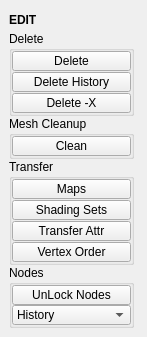
This is tentacle/ui/edit.ui in m3trik/tentacle as Qt 5 draws it before an edit. The edited form follows.
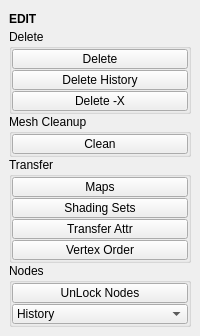
This is the edited form. Custom widgets are drawn as their Qt base class.

The edit to the form file:
```diff
--- a/tentacle/ui/edit.ui
+++ b/tentacle/ui/edit.ui
@@ -6,25 +6,10 @@
    <rect>
     <x>0</x>
     <y>0</y>
-    <width>147</width>
-    <height>325</height>
+    <width>200</width>
+    <height>330</height>
    </rect>
   </property>
-  <property name="minimumSize">
-   <size>
-    <width>0</width>
-    <height>0</height>
-   </size>
-  </property>
-  <property name="maximumSize">
-   <size>
-    <width>999</width>
-    <height>999</height>
-   </size>
-  </property>
-  <property name="windowTitle">
-   <string>Toolkit</string>
-  </property>
   <property name="tabShape">
    <enum>QTabWidget::Triangular</enum>
   </property>
@@ -38,6 +23,18 @@
    <bool>true</bool>
   </property>
   <widget class="QWidget" name="central_widget">
+   <property name="minimumSize">
+    <size>
+     <width>200</width>
+     <height>0</height>
+    </size>
+   </property>
+   <property name="baseSize">
+    <size>
+     <width>200</width>
+     <height>0</height>
+    </size>
+   </property>
    <property name="palette">
     <palette>
      <active>
@@ -82,17 +79,17 @@
        <number>0</number>
       </property>
       <item>
-       <widget class="DraggableHeader" name="draggableHeader">
+       <widget class="Header" name="header">
         <property name="minimumSize">
          <size>
           <width>0</width>
-          <height>22</height>
+          <height>20</height>
          </size>
         </property>
         <property name="maximumSize">
          <size>
-          <width>125</width>
-          <height>22</height>
+          <width>16777215</width>
+          <height>20</height>
          </size>
         </property>
         <property name="font">
@@ -108,18 +105,6 @@
       </item>
       <item>
        <widget class="QGroupBox" name="delete_2">
-        <property name="minimumSize">
-         <size>
-          <width>125</width>
-          <height>0</height>
-         </size>
-        </property>
-        <property name="maximumSize">
-         <size>
-          <width>125</width>
-          <height>999</height>
-         </size>
-        </property>
         <property name="title">
          <string>Delete</string>
         </property>
@@ -149,7 +134,7 @@
            </property>
            <property name="maximumSize">
             <size>
-             <width>999</width>
+             <width>16777215</width>
              <height>20</height>
             </size>
            </property>
@@ -180,7 +165,7 @@
            </property>
            <property name="maximumSize">
             <size>
-             <width>999</width>
+             <width>16777215</width>
              <height>20</height>
             </size>
            </property>
@@ -208,7 +193,7 @@
            </property>
            <property name="maximumSize">
             <size>
-             <width>999</width>
+             <width>16777215</width>
              <height>20</height>
             </size>
            </property>
@@ -233,19 +218,7 @@
        </widget>
       </item>
       <item>
-       <widget class="QGroupBox" name="transfer_crease_sets">
-        <property name="minimumSize">
-         <size>
-          <width>125</width>
-          <height>0</height>
-         </size>
-        </property>
-        <property name="maximumSize">
-         <size>
-          <width>125</width>
-          <height>999</height>
-         </size>
-        </property>
+       <widget class="QGroupBox" name="mesh_cleanup">
         <property name="title">
          <string>Mesh Cleanup</string>
         </property>
@@ -275,7 +248,7 @@
            </property>
            <property name="maximumSize">
             <size>
-             <width>999</width>
+             <width>16777215</width>
              <height>20</height>
             </size>
            </property>
@@ -298,18 +271,6 @@
       </item>
       <item>
        <widget class="QGroupBox" name="transfer">
-        <property name="minimumSize">
-         <size>
-          <width>125</width>
-          <height>0</height>
-         </size>
-        </property>
-        <property name="maximumSize">
-         <size>
-          <width>125</width>
-          <height>999</height>
-         </size>
-        </property>
         <property name="title">
          <string>Transfer</string>
         </property>
@@ -326,10 +287,7 @@
          <property name="bottomMargin">
           <number>0</number>
          </property>
-         <property name="horizontalSpacing">
-          <number>0</number>
-         </property>
-         <property name="verticalSpacing">
+         <property name="spacing">
           <number>1</number>
          </property>
          <item row="0" column="0">
@@ -342,7 +300,7 @@
            </property>
            <property name="maximumSize">
             <size>
-             <width>999</width>
+             <width>16777215</width>
              <height>20</height>
             </size>
            </property>
@@ -413,7 +371,7 @@
            </property>
            <property name="maximumSize">
             <size>
-             <width>999</width>
+             <width>16777215</width>
              <height>20</height>
             </size>
            </property>
@@ -484,7 +442,7 @@
            </property>
            <property name="maximumSize">
             <size>
-             <width>999</width>
+             <width>16777215</width>
              <height>20</height>
             </size>
            </property>
@@ -555,7 +513,7 @@
            </property>
            <property name="maximumSize">
             <size>
-             <width>999</width>
+             <width>16777215</width>
              <height>20</height>
             </size>
            </property>
@@ -589,25 +547,13 @@
        </widget>
       </item>
       <item>
-       <widget class="QGroupBox" name="transfer_crease_sets_2">
-        <property name="minimumSize">
-         <size>
-          <width>125</width>
-          <height>0</height>
-         </size>
-        </property>
-        <property name="maximumSize">
-         <size>
-          <width>125</width>
-          <height>999</height>
-         </size>
-        </property>
+       <widget class="QGroupBox" name="nodes">
         <property name="title">
          <string>Nodes</string>
         </property>
         <layout class="QVBoxLayout" name="verticalLayout_5">
          <property name="spacing">
-          <number>0</number>
+          <number>1</number>
          </property>
          <property name="leftMargin">
           <number>0</number>
@@ -631,7 +577,7 @@
            </property>
            <property name="maximumSize">
             <size>
-             <width>999</width>
+             <width>16777215</width>
              <height>20</height>
             </size>
            </property>
@@ -651,12 +597,6 @@
          </item>
          <item>
           <widget class="ComboBox" name="cmb001">
-           <property name="sizePolicy">
-            <sizepolicy hsizetype="Fixed" vsizetype="Fixed">
-             <horstretch>0</horstretch>
-             <verstretch>0</verstretch>
-            </sizepolicy>
-           </property>
            <property name="minimumSize">
             <size>
              <width>0</width>
@@ -665,7 +605,7 @@
            </property>
            <property name="maximumSize">
             <size>
-             <width>999</width>
+             <width>16777215</width>
              <height>20</height>
             </size>
            </property>
@@ -717,19 +657,19 @@
  </widget>
  <customwidgets>
   <customwidget>
-   <class>PushButton</class>
-   <extends>QPushButton</extends>
-   <header>widgets.pushbutton.h</header>
-  </customwidget>
-  <customwidget>
-   <class>DraggableHeader</class>
+   <class>Header</class>
    <extends>QLabel</extends>
    <header>draggableHeader.h</header>
   </customwidget>
   <customwidget>
    <class>ComboBox</class>
    <extends>QComboBox</extends>
-   <header>widgets.combobox.h</header>
+   <header>uitk.widgets.comboBox.ComboBox.h</header>
+  </customwidget>
+  <customwidget>
+   <class>PushButton</class>
+   <extends>QPushButton</extends>
+   <header>widgets.pushbutton.h</header>
   </customwidget>
  </customwidgets>
  <resources/>
```
Left out of the diff: 4 changed lines with no effect on the pictures.
